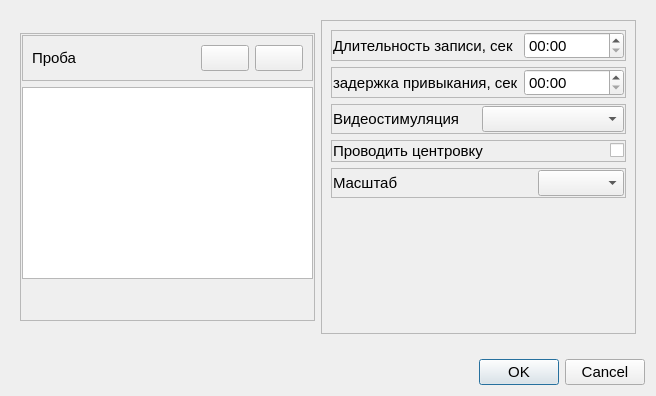
The window that metodics/stabtest/stabtestparamsdialog.ui (grigp/a-analyser) describes before a commit, drawn with Qt 5.
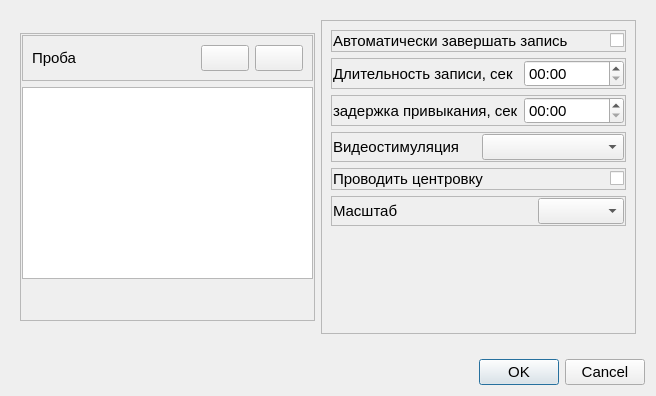
The same window after the commit. Icons and pictures are not drawn.

The edit to the form file:
```diff
--- a/metodics/stabtest/stabtestparamsdialog.ui
+++ b/metodics/stabtest/stabtestparamsdialog.ui
@@ -179,6 +179,50 @@
          <enum>QFrame::Raised</enum>
         </property>
         <layout class="QVBoxLayout" name="verticalLayout_3">
+         <item>
+          <widget class="QFrame" name="frAutoEnd">
+           <property name="frameShape">
+            <enum>QFrame::StyledPanel</enum>
+           </property>
+           <property name="frameShadow">
+            <enum>QFrame::Raised</enum>
+           </property>
+           <layout class="QHBoxLayout" name="horizontalLayout_8">
+            <property name="leftMargin">
+             <number>1</number>
+            </property>
+            <property name="topMargin">
+             <number>1</number>
+            </property>
+            <property name="rightMargin">
+             <number>1</number>
+            </property>
+            <property name="bottomMargin">
+             <number>1</number>
+            </property>
+            <item>
+             <widget class="QLabel" name="lblAutoEnd">
+              <property name="text">
+               <string>Автоматически завершать запись</string>
+              </property>
+             </widget>
+            </item>
+            <item>
+             <widget class="QCheckBox" name="cbAutoEnd">
+              <property name="sizePolicy">
+               <sizepolicy hsizetype="Fixed" vsizetype="Fixed">
+                <horstretch>0</horstretch>
+                <verstretch>0</verstretch>
+               </sizepolicy>
+              </property>
+              <property name="text">
+               <string/>
+              </property>
+             </widget>
+            </item>
+           </layout>
+          </widget>
+         </item>
          <item>
           <widget class="QFrame" name="frTime">
            <property name="frameShape">
```
Left out of the diff: 27 changed lines with no effect on the pictures.
